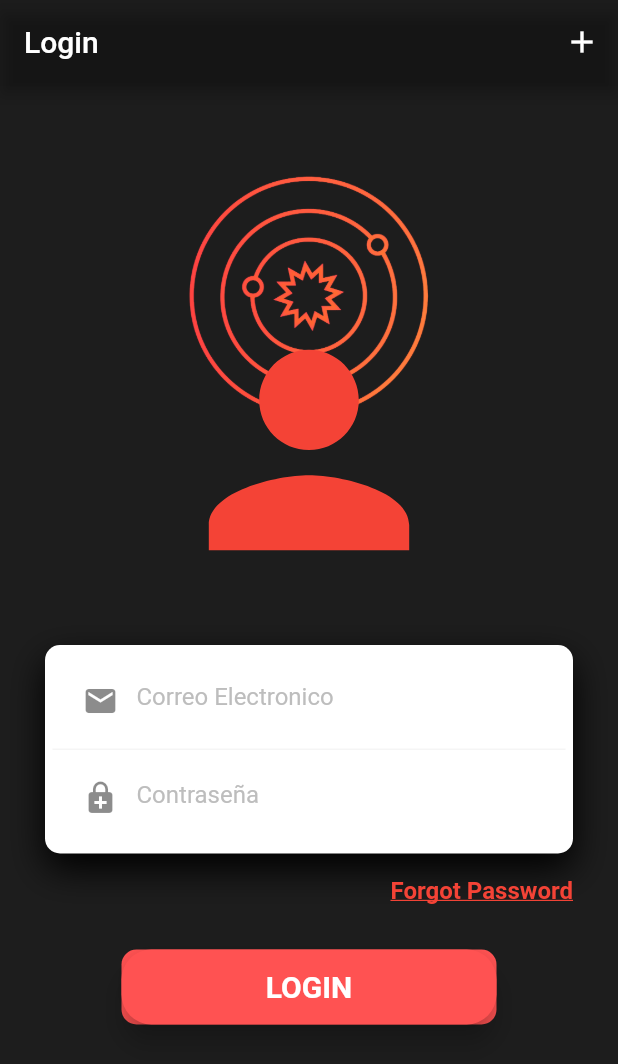
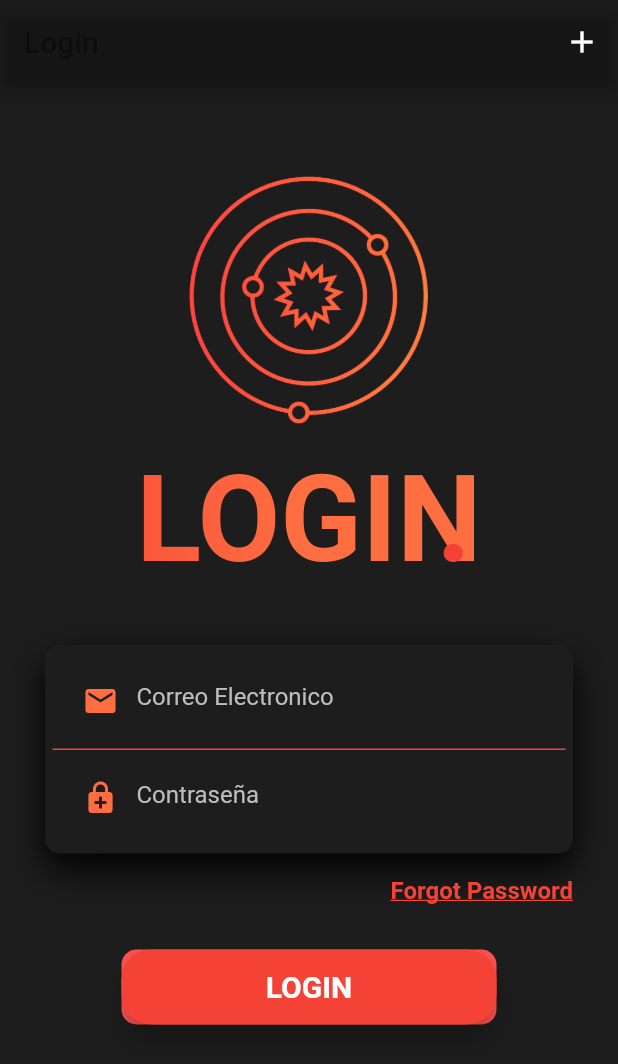
Before and after one commit to BraulioRuiz/ProyectoFlutter, a Flutter app: the screen it shows after launch, on a phone screen of 412 x 824 dp. Shown: the top 1064 px of the screen. Run offline on Flutter 3.47's test engine with Material 2 defaults, Android fonts, the phone set to English and light mode, and no system bars; our stand-ins replace shared_preferences; Roboto replaces fonts that are missing (Montserrat).

Commit message:
Update login.dart

```diff
--- a/lib/login.dart
+++ b/lib/login.dart
@@ -17,6 +17,10 @@ class _Login extends State<Login>{
   TextEditingController passwordController = new TextEditingController();
 
   bool _isLoading = false;
+
+  final Shader linearGradient = LinearGradient(
+    colors: <Color>[Colors.red, Colors.deepOrangeAccent],
+  ).createShader(Rect.fromLTWH(0.0, 0.0, 200.0, 0.0));
 
   signIn(String username, String password) async{
     Map data ={
@@ -47,7 +51,7 @@ class _Login extends State<Login>{
       extendBodyBehindAppBar: true,
       resizeToAvoidBottomPadding: false,
       appBar: AppBar(
-        title: Text("Login"),
+        title: Text("Login", style: TextStyle(color: Colors.black38),),
         backgroundColor: Colors.transparent,
         actions: <Widget>[
           new IconButton(icon: const Icon(Icons.add,
@@ -72,14 +76,24 @@ class _Login extends State<Login>{
                   children: <Widget>[
                     Positioned(
                       child: Container(
-                        child: Align(
-                          alignment: Alignment.bottomCenter,
-                          child:Icon(
-                              Icons.person,
-                              color: Colors.red,
-                              size: 200.0
-                          ) ,
-                        ),
+                        child: Stack(
+                          children: <Widget>[
+                            Container(
+                              padding: EdgeInsets.fromLTRB(0.0, 300.0, 0.0, 0.0),
+                              child: Text('LOGIN',
+                                  style: TextStyle(
+                                      fontSize: 80.0, fontWeight: FontWeight.bold, foreground: Paint()..shader = linearGradient)),
+                            ),
+                            Container(
+                              padding: EdgeInsets.fromLTRB(200.0, 300.0, 0.0, 0.0),
+                              child: Text('.',
+                                  style: TextStyle(
+                                      fontSize: 80.0,
+                                      fontWeight: FontWeight.bold,
+                                      color: Colors.red)),
+                            )
+                          ],
+                        )
                       ),
                     )
                   ],
@@ -92,7 +106,7 @@ class _Login extends State<Login>{
                     Container(
                       padding: EdgeInsets.all(5),
                       decoration: BoxDecoration(
-                          color: Colors.white,
+                          color: Color(0xff1d1d1d),
                           borderRadius: BorderRadius.circular(10),
                           boxShadow: [
                             BoxShadow(
@@ -107,16 +121,17 @@ class _Login extends State<Login>{
                           Container(
                             padding: EdgeInsets.all(8.0),
                             decoration: BoxDecoration(
-                                border: Border(bottom: BorderSide(color: Colors.grey[100]))
+                                border: Border(bottom: BorderSide(color: Colors.red))
                             ),
                             child:
                             TextField(
                               controller: usernameController,
+                              style: TextStyle(color: Colors.white),
                               decoration: InputDecoration(
                                   border: InputBorder.none,
                                   hintText: "Correo Electronico",
                                   hintStyle: TextStyle(color: Colors.grey[400], fontFamily: 'Montserrat',),
-                                  prefixIcon: Icon(Icons.email)
+                                  prefixIcon: Icon(Icons.email,color: Colors.deepOrangeAccent,)
 
                               ),
                             ),
@@ -125,11 +140,12 @@ class _Login extends State<Login>{
                             padding: EdgeInsets.all(8.0),
                             child: TextField(
                               controller: passwordController,
+                              style: TextStyle(color: Colors.white),
                               decoration: InputDecoration(
                                   border: InputBorder.none,
                                   hintText: "Contraseña",
                                   hintStyle: TextStyle(color: Colors.grey[400], fontFamily: 'Montserrat',),
-                                  prefixIcon: Icon(Icons.enhanced_encryption)
+                                  prefixIcon: Icon(Icons.enhanced_encryption, color: Colors.deepOrangeAccent,)
                               ),
                               obscureText: true,
                             ),
@@ -163,7 +179,7 @@ class _Login extends State<Login>{
                       ),
                       child: Material(
                           borderRadius: BorderRadius.circular(20),
-                          color: Colors.redAccent,
+                          color: Colors.red,
                           shadowColor: Colors.black,
                           elevation: 7,
                           child: GestureDetector(
```
